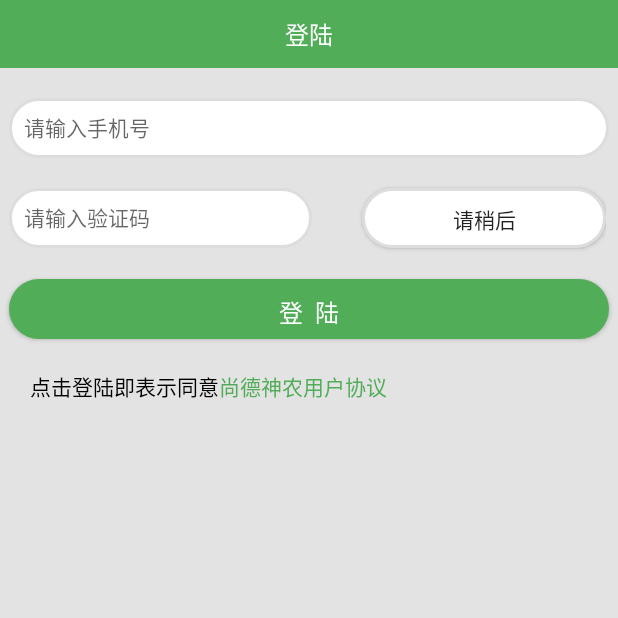
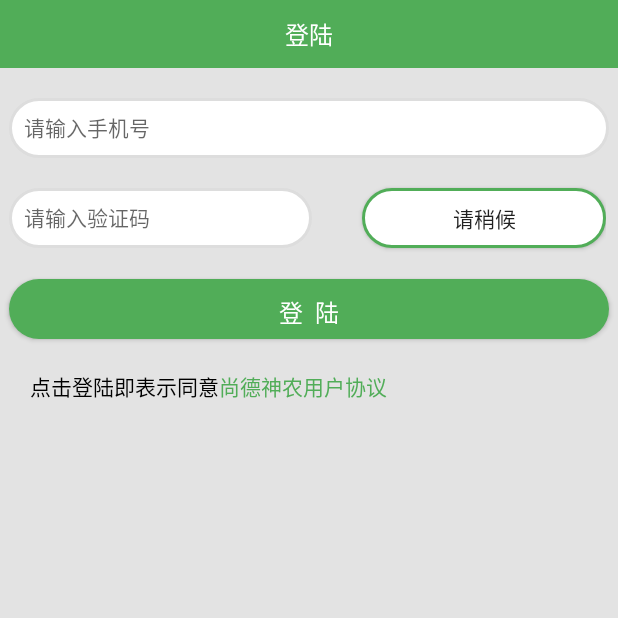
Before and after one commit to rs-sdust/ShenNong-Android, an Android app: the screen it shows after launch (LoginActivity), after a tap on "获取验证码", on a phone screen of 412 x 824 dp, the top half of it. Run offline under Robolectric (Android 15) with nearby library versions, the phone set to English and light mode, and no system bars; libraries missing offline, so code that uses them is left out: cn.smssdk, com.mob; 3 statements that could not run were skipped.

Commit message:
add comment

```diff
--- a/app/src/main/java/com/xz/shangde/UI/ExpListViewAdapter.java
+++ b/app/src/main/java/com/xz/shangde/UI/ExpListViewAdapter.java
@@ -74,7 +74,7 @@ public class ExpListViewAdapter extends BaseExpandableListAdapter {
         parseFields();
     }
 
-    //解析文件
+    //解析地块的list，填充至field_parent和fields_child中
     public void parseFields(){
         List<Integer> listWithDuplicateElements=new ArrayList<>();
         for (int i=0;i<fields.size();i++){
@@ -178,7 +178,7 @@ public class ExpListViewAdapter extends BaseExpandableListAdapter {
             @Override
             public void onClick(View v) {
                 final int crop_before_change=field_parent.get(groupPosition);
-                //修改分组
+                //批量修改地块操作，修改这一组所有的地块
                 final ModifyDialog dialog = new ModifyDialog(context, "批量修改地块属性", null);
                 final Spinner spinner=dialog.getSpinner_modify_crop_type();
                 final DatePicker datePicker=dialog.getDatepicker_modify();
--- a/app/src/main/java/com/xz/shangde/UI/LoginActivity.java
+++ b/app/src/main/java/com/xz/shangde/UI/LoginActivity.java
@@ -115,11 +115,12 @@ public class LoginActivity extends Activity {
 
     }
 
+    //获取验证码
     public void getIdentifyCode(View view) {
         sendCode("86", phoneNumber.getText().toString());
         //修改按钮的样式
-        getIdentifyCode.setText("请稍后");
-        getIdentifyCode.setBackgroundResource(R.drawable.editview_login_shape);
+        getIdentifyCode.setText("请稍候");
+        getIdentifyCode.setBackgroundResource(R.drawable.button_has_get_identifycode_shape);
     }
 
     public void sendCode(String country, String phone) {
```
Also changed, not shown: app/src/main/java/com/xz/shangde/UI/EditInfoActivity.java (+8 -0 lines).
